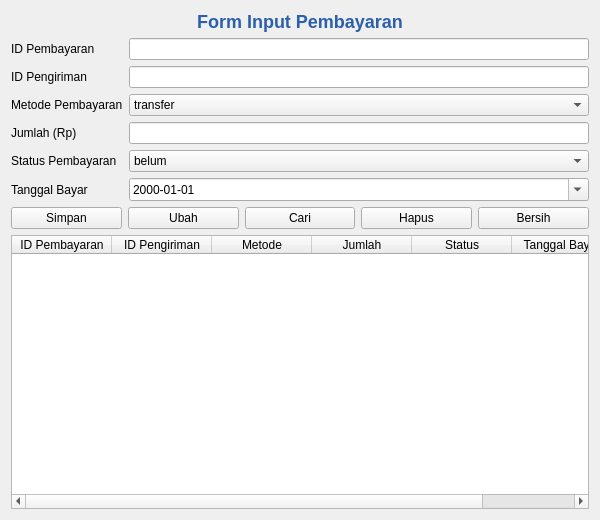
Captaindaddy77/Visual3_2310010511, file Pengiriman/pembayaran.ui: the form before one commit.
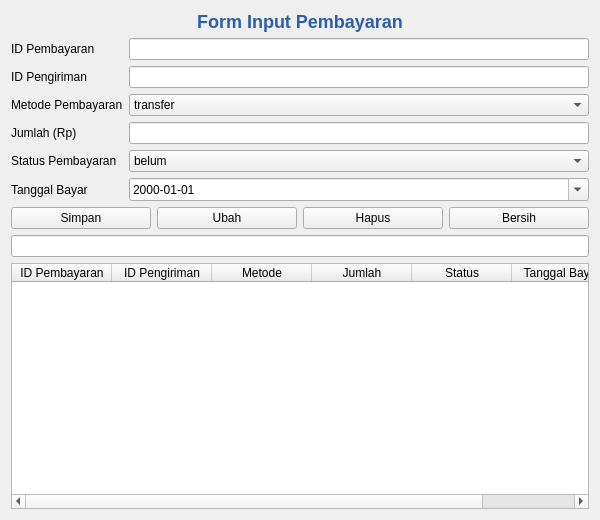
The form after the commit.

The edit to the form file:
```diff
--- a/Pengiriman/pembayaran.ui
+++ b/Pengiriman/pembayaran.ui
@@ -141,13 +141,6 @@
        </property>
       </widget>
      </item>
-     <item>
-      <widget class="QPushButton" name="btnCari">
-       <property name="text">
-        <string>Cari</string>
-       </property>
-      </widget>
-     </item>
      <item>
       <widget class="QPushButton" name="btnHapus">
        <property name="text">
@@ -164,6 +157,9 @@
      </item>
     </layout>
    </item>
+   <item>
+    <widget class="QLineEdit" name="editCari"/>
+   </item>
    <item>
     <widget class="QTableWidget" name="tablePembayaran">
      <property name="columnCount">
```
